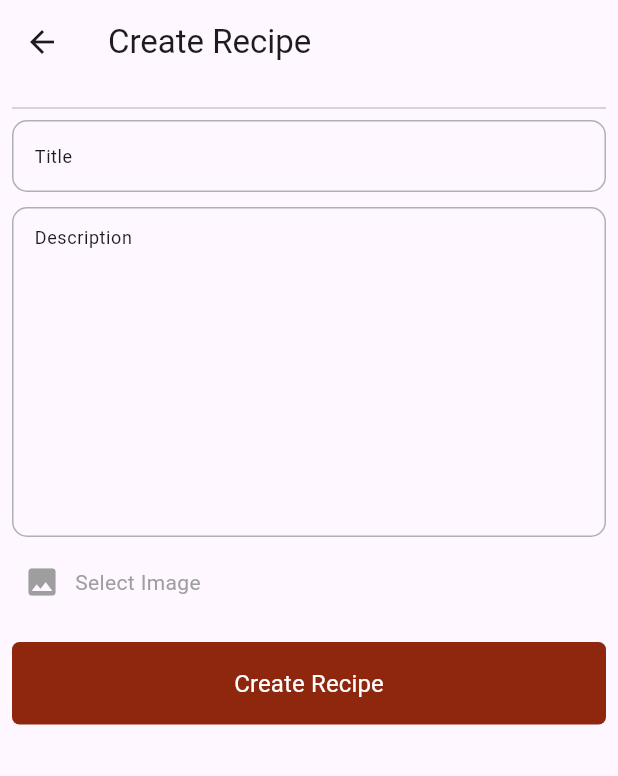
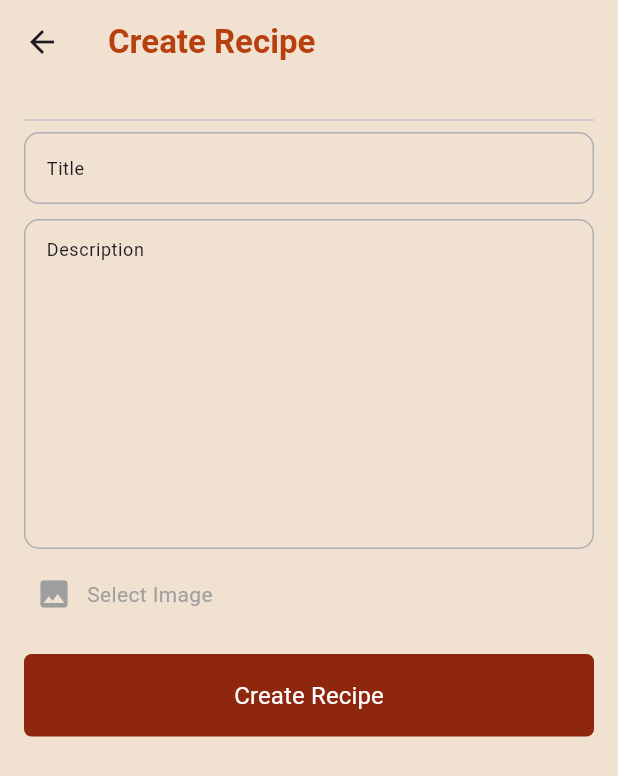
Before and after one commit to AliAshrafAnwaar/recipe_app, a Flutter app: the Home screen opened by its route, after a tap on "Recipe in mind?", on a phone screen of 412 x 824 dp. Shown: the top 776 px of the screen. Run offline on Flutter 3.47's test engine with Material 3 defaults, Android fonts, the phone set to English and light mode, and no system bars; our stand-ins replace cloud_firestore, firebase_auth, firebase_core, firebase_storage, flutter_riverpod, flutter_svg and 3 more; accounts and stored records are empty; generated files the repository leaves out were written again; network calls fail; Roboto replaces fonts that are missing (Poppins).

```diff
--- a/lib/core/utils/app_router.dart
+++ b/lib/core/utils/app_router.dart
@@ -6,9 +6,9 @@ import 'package:recipe_app/features/auth/sign/sign_up/sign_up.dart';
 import 'package:recipe_app/features/auth/splash/splash.dart';
 import 'package:recipe_app/features/home/home.dart';
 import 'package:recipe_app/features/home/menu.dart';
-import 'package:recipe_app/features/home/recipe_details.dart';
 import 'package:recipe_app/features/profile/profile_screen.dart';
 import 'package:recipe_app/features/create_recipe/create_recipe.dart';
+import 'package:recipe_app/features/profile/user_listings.dart';
 
 class AppRouter {
   static const splash = "/splash";
@@ -32,7 +32,7 @@ class AppRouter {
   static const pageViewModel = "/pageViewModel";
   static const recentSearches = "/recentSearches";
   static const jobList = "/jobList";
-  static const userList = "/userList";
+  static const userListings = "/userListings";
   static const othersProfileScreen = "/othersProfileScreen";
 
   static GoRouter router = GoRouter(
@@ -105,17 +105,10 @@ class AppRouter {
       //     );
       //   },
       // ),
-      // GoRoute(
-      //     path: userList,
-      //     name: userList,
-      //     builder: (context, state) {
-      //       final Map<String, dynamic> extra =
-      //           state.extra as Map<String, dynamic>;
-      //       return UserListScreen(
-      //         userName: extra['userName'] as String,
-      //         users: extra['users'] as List<UserModel>,
-      //       );
-      //     }),
+      GoRoute(
+          path: userListings,
+          name: userListings,
+          builder: (context, state) => const UserListings()),
       // GoRoute(
       //   path: recentSearches,
       //   name: recentSearches,
--- a/lib/features/auth/sign/forget_password.dart/forget_password.dart
+++ b/lib/features/auth/sign/forget_password.dart/forget_password.dart
@@ -1,7 +1,6 @@
 //forgetpassword
 
 import 'package:flutter/material.dart';
-import 'package:go_router/go_router.dart';
 import 'package:recipe_app/core/constants/app_colors.dart';
 import 'package:recipe_app/features/auth/sign/sign_up/widgets/welcome_text.dart';
 import 'package:recipe_app/features/shared_widgets/styled_button.dart';
--- a/lib/features/create_recipe/create_recipe.dart
+++ b/lib/features/create_recipe/create_recipe.dart
@@ -1,9 +1,9 @@
 import 'package:flutter_riverpod/flutter_riverpod.dart';
 import 'dart:io';
-
 import 'package:flutter/material.dart';
 import 'package:image_picker/image_picker.dart';
-import 'package:recipe_app/data/model/user_model.dart';
+import 'package:recipe_app/core/constants/app_colors.dart';
+import 'package:recipe_app/core/utils/styles.dart';
 import 'package:recipe_app/features/shared_widgets/styled_button.dart';
 import 'package:recipe_app/features/shared_widgets/styled_textField.dart';
 import 'package:recipe_app/providers/user_provider.dart';
@@ -42,12 +42,14 @@ class _CreateRecipeState extends ConsumerState<CreateRecipe> {
   @override
   Widget build(BuildContext context) {
     return Scaffold(
+      backgroundColor: AppColors.secondaryText,
       appBar: AppBar(
-        title: Text('Create Recipe'),
+        backgroundColor: AppColors.secondaryText,
+        title: Text('Create Recipe', style: AppTextStyles.primaryTextStyle),
       ),
       body: SingleChildScrollView(
         child: Padding(
-          padding: const EdgeInsets.all(8.0),
+          padding: const EdgeInsets.all(16.0),
           child: Form(
             key: _formKey,
             child: Column(
--- a/lib/features/home/home.dart
+++ b/lib/features/home/home.dart
@@ -20,15 +20,19 @@ class Home extends ConsumerWidget {
     recipes.sort((a, b) => b.date.compareTo(a.date));
 
     return Container(
-      color: Colors.white,
+      color: AppColors.secondaryText,
       child: SafeArea(
         child: Scaffold(
           backgroundColor: AppColors.secondaryText,
-          body: Column(
+          body: Padding(
+            padding: const EdgeInsets.all(8.0),
+            child: Column(
               children: [
                 appBarRow(context),
                 profilePostRow(context, user),
                 Flexible(
+                  child: ConstrainedBox(
+                    constraints: BoxConstraints(maxWidth: 600),
                     child: RefreshIndicator(
                       color: AppColors.mainColor,
                       onRefresh: () async {
@@ -48,7 +52,9 @@ class Home extends ConsumerWidget {
                             ),
                     ),
                   ),
+                ),
               ],
+            ),
           ),
         ),
       ),
--- a/lib/features/home/recipe_details.dart
+++ b/lib/features/home/recipe_details.dart
@@ -1,5 +1,6 @@
 import 'package:flutter/material.dart';
 import 'package:go_router/go_router.dart';
+import 'package:recipe_app/core/constants/app_colors.dart';
 import 'package:recipe_app/core/utils/app_router.dart';
 import 'package:recipe_app/core/utils/styles.dart';
 import 'package:recipe_app/data/model/recipe_model.dart';
@@ -15,7 +16,9 @@ class RecipeDetails extends StatelessWidget {
   @override
   Widget build(BuildContext context) {
     return Scaffold(
+        backgroundColor: AppColors.secondaryText,
         appBar: AppBar(
+          backgroundColor: AppColors.secondaryText,
           title: Text(
             "${user.username}'s Recipe",
             style: AppTextStyles.secondaryTextStyle,
--- a/lib/providers/user_provider.dart
+++ b/lib/providers/user_provider.dart
@@ -59,7 +59,7 @@ class UserProvider extends _$UserProvider {
 
   Future<void> addRecipe(String title, String description, File? image) async {
     await repo.addRecipe(title, description, state!.userID, image);
-    print("added");
+    state = await repo.getUser(state!.userID);
   }
 
   Future<UserModel?> getUser(String userID) async {
```
Also changed, not shown: cors.json (added, +8 -0 lines), lib/features/home/menu.dart (+51 -24 lines), lib/features/home/widgets/recipe_card.dart (+6 -7 lines), lib/features/home/widgets/user_action_button.dart (+4 -14 lines), lib/features/profile/user_listings.dart (added, +50 -0 lines), lib/features/profile/widgets/user_listings.dart (added). Lines whose indentation alone changed are shown as unchanged.
